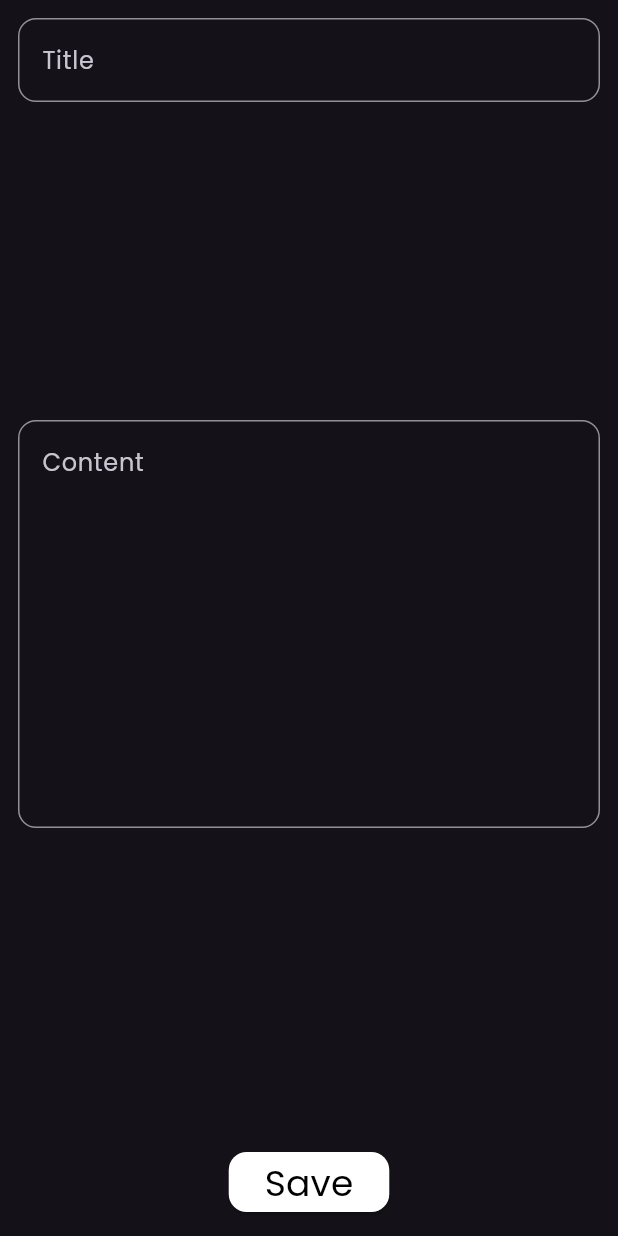
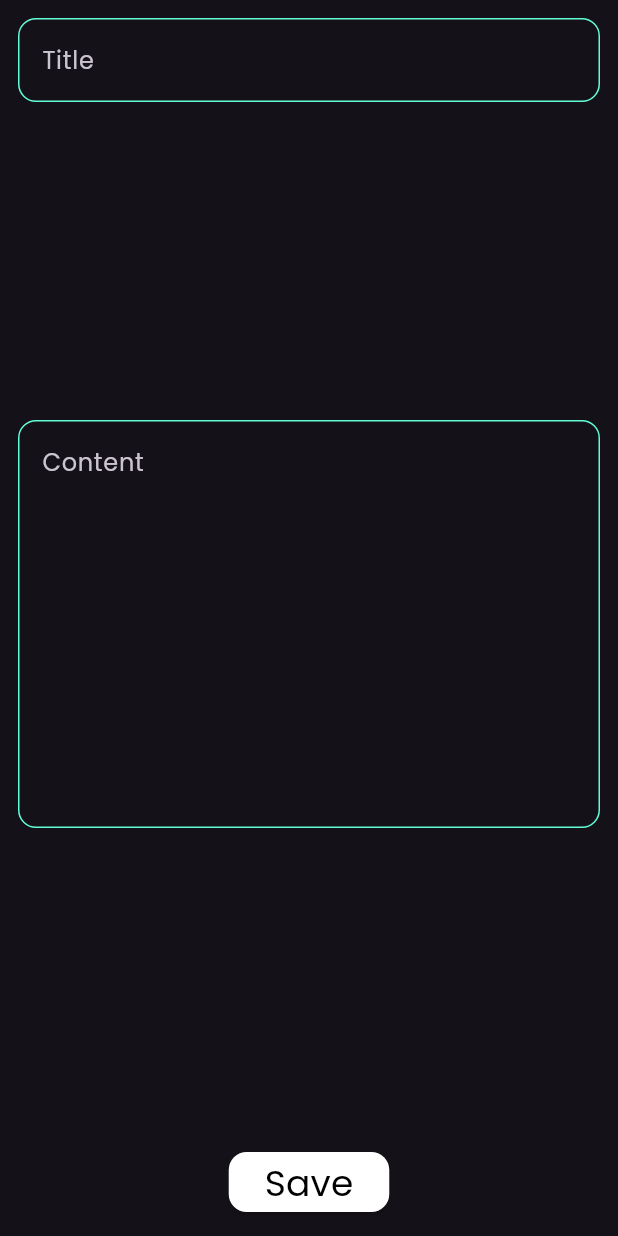
Before and after one commit to AshrafSaeed99/notes_app, a Flutter app: the AddNoteWidget widget shown alone on an empty page, opened directly, on a phone screen of 412 x 824 dp. Run offline on Flutter 3.47's test engine with Material 3 defaults, Android fonts, the phone set to English and light mode, and no system bars.

Commit message:
build borders of text field

```diff
--- /dev/null
+++ b/lib/constants.dart
@@ -0,0 +1,3 @@
+import 'package:flutter/cupertino.dart';
+
+const Color kPrimarColor=Color(0xFF62Fcd7);
--- a/lib/widgets/add_note_widget.dart
+++ b/lib/widgets/add_note_widget.dart
@@ -1,4 +1,5 @@
 import 'package:flutter/material.dart';
+import 'package:notes_app/constants.dart';
 
 class AddNoteWidget extends StatelessWidget {
   const AddNoteWidget({super.key});
@@ -11,22 +12,22 @@ class AddNoteWidget extends StatelessWidget {
         mainAxisAlignment: MainAxisAlignment.spaceBetween,
         children: [
           TextField(
+            cursorColor: kPrimarColor,
             decoration: InputDecoration(
-              border: OutlineInputBorder(
-                borderSide: BorderSide(color: Colors.white),
-                borderRadius: BorderRadius.all(Radius.circular(12)),
-              ),
+              border: buildBorder(),
+              enabledBorder: buildBorder(),
               hintText: 'Title',
             ),
           ),
           TextField(
             maxLines: 10,
+            cursorColor: kPrimarColor,
             decoration: InputDecoration(
-              border: OutlineInputBorder(
-                borderSide: BorderSide(color: Colors.white),
-                borderRadius: BorderRadius.all(Radius.circular(12)),
-              ),
+              border: buildBorder(),
+              enabledBorder: buildBorder(),
+              focusedBorder: buildBorder(),
               hintText: 'Content',
+
             ),
           ),
           ElevatedButton(
@@ -47,3 +48,10 @@ class AddNoteWidget extends StatelessWidget {
     );
   }
 }
+
+OutlineInputBorder buildBorder({Color color = kPrimarColor}) {
+  return OutlineInputBorder(
+    borderSide: BorderSide(color: color),
+    borderRadius: BorderRadius.all(Radius.circular(12)),
+  );
+}
```
